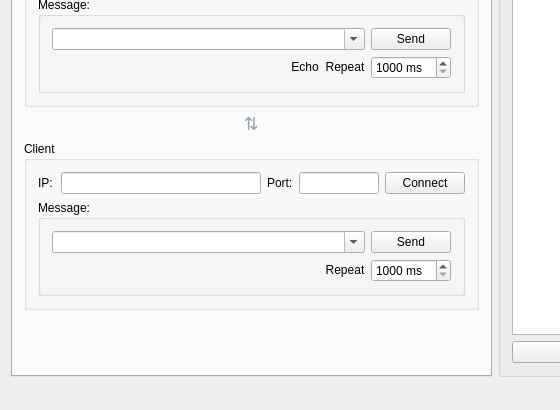
Before: the Qt Designer form mainwindow.ui in rookiepeng/comm-test, drawn with Qt 5; both pictures show x 0 to 560 and y 130 to 540 of the 922 by 540 pixel window.
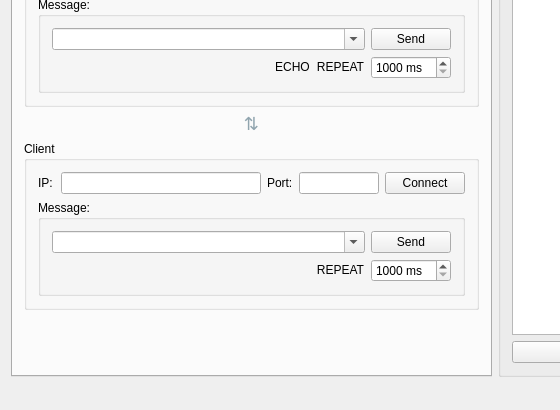
After: the same form once the commit is applied. The open tabs and pages were chosen to show the change. Icons and pictures are not drawn.

Commit message: Update button labels to uppercase and enhance button styles for better visibility

Diff of the .ui file:
```diff
--- a/mainwindow.ui
+++ b/mainwindow.ui
@@ -184,7 +184,7 @@
                 <item>
                  <widget class="QPushButton" name="checkBoxTcpServerEcho">
                   <property name="text">
-                   <string>Echo</string>
+                   <string>ECHO</string>
                   </property>
                   <property name="styleSheet">
                    <string>border-radius: 10px;</string>
@@ -197,7 +197,7 @@
                 <item>
                  <widget class="QPushButton" name="checkBoxTcpServerSendTimer">
                   <property name="text">
-                   <string>Repeat</string>
+                   <string>REPEAT</string>
                   </property>
                   <property name="styleSheet">
                    <string>border-radius: 10px;</string>
@@ -361,7 +361,7 @@
                 <item>
                  <widget class="QPushButton" name="checkBoxTcpClientSendTimer">
                   <property name="text">
-                   <string>Repeat</string>
+                   <string>REPEAT</string>
                   </property>
                   <property name="styleSheet">
                    <string>border-radius: 10px;</string>
```
Left out of the diff: 2 changed lines with no effect on the pictures. The commit also changes 1 other file.
